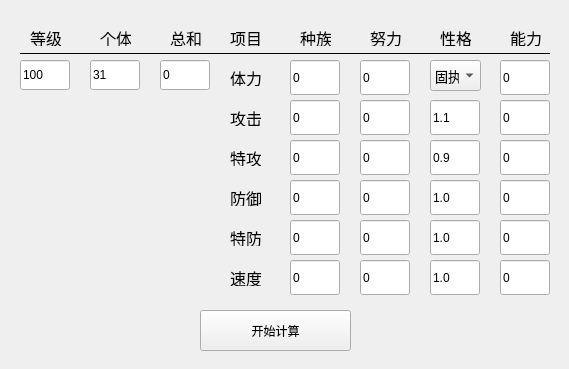
The window that code/Ui_CalculatorWindow.ui (UncleBang0214/SeerLauncher) describes before a commit, drawn with Qt 5.
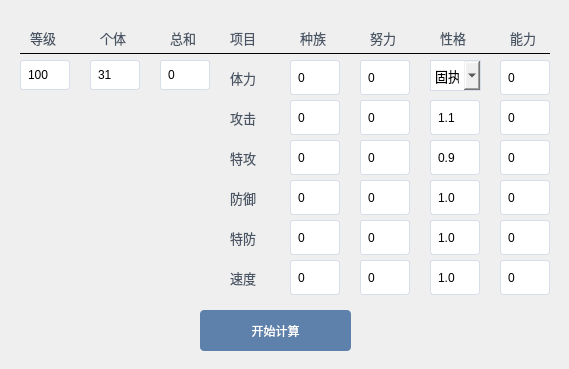
The same window after the commit.

Commit message: 精灵计算器窗口UI

What changed in the file:
```diff
--- a/code/Ui_CalculatorWindow.ui
+++ b/code/Ui_CalculatorWindow.ui
@@ -25,6 +25,39 @@
         <property name="windowTitle">
             <string>精灵计算器</string>
         </property>
+        <property name="styleSheet">
+            <string notr="true">/* 按钮通用样式 */
+                QPushButton {
+                background-color: #5E81AC;
+                color: white;
+                border: none;
+                padding: 8px 15px;
+                border-radius: 4px;
+                min-width: 80px;
+                }
+
+                QPushButton:hover {
+                background-color: #81A1C1;
+                }
+
+                QPushButton:pressed {
+                background-color: #4C6A8C;
+                }
+
+                /* 输入框样式 */
+                QLineEdit {
+                border: 1px solid #D8DEE9;
+                padding: 5px;
+                border-radius: 3px;
+                }
+
+                /* 标签样式 */
+                QLabel {
+                color: #4A5665;
+                font-size: 13px;
+                }
+            </string>
+        </property>
         <widget class="QWidget" name="centralwidget">
             <widget class="QPushButton" name="CalculateButton">
                 <property name="geometry">
@@ -50,7 +83,7 @@
                 </property>
                 <property name="font">
                     <font>
-                        <pointsize>12</pointsize>
+                        <pointsize>-1</pointsize>
                     </font>
                 </property>
                 <property name="text">
@@ -84,7 +117,7 @@
                 </property>
                 <property name="font">
                     <font>
-                        <pointsize>12</pointsize>
+                        <pointsize>-1</pointsize>
                     </font>
                 </property>
                 <property name="text">
@@ -148,7 +181,7 @@
                 </property>
                 <property name="font">
                     <font>
-                        <pointsize>12</pointsize>
+                        <pointsize>-1</pointsize>
                     </font>
                 </property>
                 <property name="text">
@@ -166,7 +199,7 @@
                 </property>
                 <property name="font">
                     <font>
-                        <pointsize>12</pointsize>
+                        <pointsize>-1</pointsize>
                     </font>
                 </property>
                 <property name="text">
@@ -184,7 +217,7 @@
                 </property>
                 <property name="font">
                     <font>
-                        <pointsize>12</pointsize>
+                        <pointsize>-1</pointsize>
                     </font>
                 </property>
                 <property name="text">
@@ -202,7 +235,7 @@
                 </property>
                 <property name="font">
                     <font>
-                        <pointsize>12</pointsize>
+                        <pointsize>-1</pointsize>
                     </font>
                 </property>
                 <property name="text">
@@ -220,7 +253,7 @@
                 </property>
                 <property name="font">
                     <font>
-                        <pointsize>12</pointsize>
+                        <pointsize>-1</pointsize>
                     </font>
                 </property>
                 <property name="text">
@@ -238,7 +271,7 @@
                 </property>
                 <property name="font">
                     <font>
-                        <pointsize>12</pointsize>
+                        <pointsize>-1</pointsize>
                     </font>
                 </property>
                 <property name="text">
@@ -256,7 +289,7 @@
                 </property>
                 <property name="font">
                     <font>
-                        <pointsize>12</pointsize>
+                        <pointsize>-1</pointsize>
                     </font>
                 </property>
                 <property name="text">
@@ -274,7 +307,7 @@
                 </property>
                 <property name="font">
                     <font>
-                        <pointsize>12</pointsize>
+                        <pointsize>-1</pointsize>
                     </font>
                 </property>
                 <property name="text">
@@ -468,7 +501,7 @@
                 </property>
                 <property name="font">
                     <font>
-                        <pointsize>12</pointsize>
+                        <pointsize>-1</pointsize>
                     </font>
                 </property>
                 <property name="text">
@@ -506,7 +539,11 @@
                     </font>
                 </property>
                 <property name="styleSheet">
-                    <string notr="true"/>
+                    <string notr="true">/* 基础字体调整 */
+                        QComboBox {
+                        border: 1px solid #D8DEE9;
+                        }
+                    </string>
                 </property>
                 <property name="maxVisibleItems">
                     <number>15</number>
@@ -728,7 +765,7 @@
                 </property>
                 <property name="font">
                     <font>
-                        <pointsize>12</pointsize>
+                        <pointsize>-1</pointsize>
                     </font>
                 </property>
                 <property name="text">
@@ -746,7 +783,7 @@
                 </property>
                 <property name="font">
                     <font>
-                        <pointsize>12</pointsize>
+                        <pointsize>-1</pointsize>
                     </font>
                 </property>
                 <property name="text">
@@ -860,7 +897,7 @@
                 </property>
                 <property name="font">
                     <font>
-                        <pointsize>12</pointsize>
+                        <pointsize>-1</pointsize>
                     </font>
                 </property>
                 <property name="text">
```
The commit also changes 1 other file.
